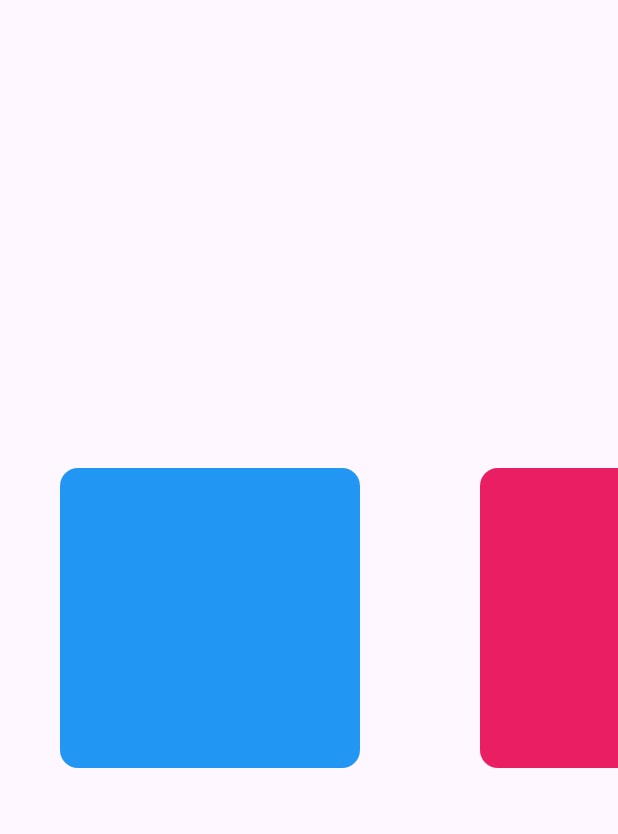
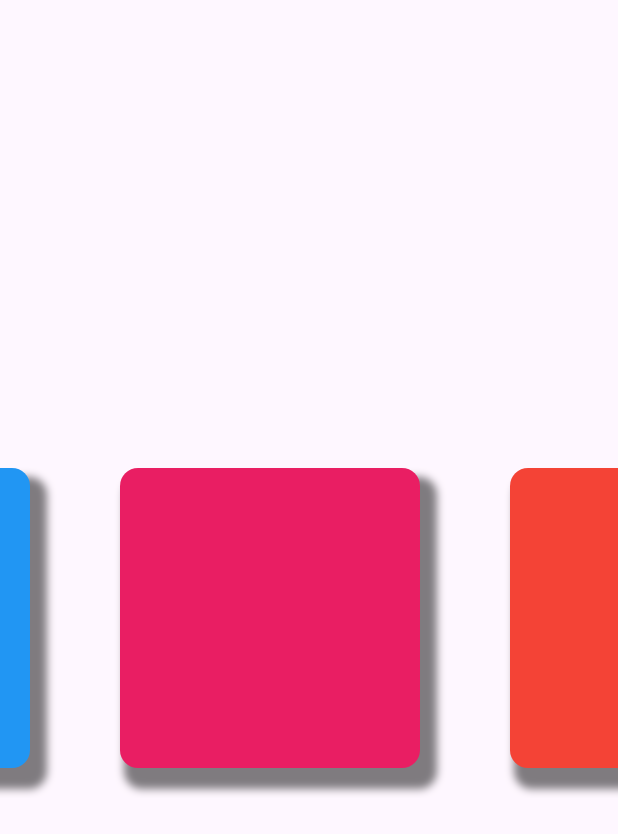
Before and after one commit to AhmadHassan0040/forms_design, a Flutter app: the screen it shows after launch, on a phone screen of 412 x 824 dp. Shown: the top 834 px of the screen. Run offline on Flutter 3.47's test engine with Material 3 defaults, Android fonts, the light colour scheme and no system bars.

Commit message:
Second Code Variation

```diff
--- a/lib/Forms.dart
+++ b/lib/Forms.dart
@@ -15,7 +15,7 @@ class _FormsDesignState extends State<FormsDesign> {
     super.initState();
     WidgetsBinding.instance.addPostFrameCallback((_) {
       // Scroll to the third container (index 2)
-      initScroll.jumpTo(320.0); // Adjust the offset as needed
+      initScroll.jumpTo(520.0); // Adjust the offset as needed
     });
   }
 
@@ -38,57 +38,122 @@ class _FormsDesignState extends State<FormsDesign> {
               child: Row(
                 children: [
                   SizedBox(
-                    width: 80,
+                    width: 60,
                   ),
-                  Container(
+                  Padding(
+                    padding: const EdgeInsets.all(20.0),
+                    child: Container(
                       width: 200,
                       height: 200,
                       decoration: BoxDecoration(
                         borderRadius: BorderRadius.circular(12),
-                        color: Colors.black),
+                        color: Colors.black,
+                        boxShadow: [
+                          BoxShadow(
+                            color:
+                                Colors.black.withOpacity(0.5), // Shadow color
+                            spreadRadius: 4, // Shadow spread radius
+                            blurRadius: 4, // Shadow blur radius
+                            offset: Offset(7, 10), // Shadow offset
+                          ),
+                        ],
+                      ),
+                    ),
                   ),
                   SizedBox(
-                    width: 80,
+                    width: 20,
                   ),
-                  Container(
+                  Padding(
+                    padding: const EdgeInsets.all(20.0),
+                    child: Container(
                       width: 200,
                       height: 200,
                       decoration: BoxDecoration(
                         borderRadius: BorderRadius.circular(12),
-                        color: Colors.blue),
+                        color: Colors.blue,
+                        boxShadow: [
+                          BoxShadow(
+                            color:
+                                Colors.black.withOpacity(0.5), // Shadow color
+                            spreadRadius: 4, // Shadow spread radius
+                            blurRadius: 4, // Shadow blur radius
+                            offset: Offset(7, 10), // Shadow offset
+                          ),
+                        ],
+                      ),
+                    ),
                   ),
                   SizedBox(
-                    width: 80,
+                    width: 20,
                   ),
-                  Container(
+                  Padding(
+                    padding: const EdgeInsets.all(20.0),
+                    child: Container(
                       width: 200,
                       height: 200,
                       decoration: BoxDecoration(
                         borderRadius: BorderRadius.circular(12),
-                        color: Colors.pink),
+                        color: Colors.pink,
+                        boxShadow: [
+                          BoxShadow(
+                            color:
+                                Colors.black.withOpacity(0.5), // Shadow color
+                            spreadRadius: 4, // Shadow spread radius
+                            blurRadius: 4, // Shadow blur radius
+                            offset: Offset(7, 10), // Shadow offset
+                          ),
+                        ],
+                      ),
+                    ),
                   ),
                   SizedBox(
-                    width: 80,
+                    width: 20,
                   ),
-                  Container(
+                  Padding(
+                    padding: const EdgeInsets.all(20.0),
+                    child: Container(
                       width: 200,
                       height: 200,
                       decoration: BoxDecoration(
                         borderRadius: BorderRadius.circular(12),
-                        color: Colors.red),
+                        color: Colors.red,
+                        boxShadow: [
+                          BoxShadow(
+                            color:
+                                Colors.black.withOpacity(0.5), // Shadow color
+                            spreadRadius: 4, // Shadow spread radius
+                            blurRadius: 4, // Shadow blur radius
+                            offset: Offset(7, 10), // Shadow offset
+                          ),
+                        ],
+                      ),
+                    ),
                   ),
                   SizedBox(
-                    width: 80,
+                    width: 20,
                   ),
-                  Container(
+                  Padding(
+                    padding: const EdgeInsets.all(20.0),
+                    child: Container(
                       width: 200,
                       height: 200,
                       decoration: BoxDecoration(
                         borderRadius: BorderRadius.circular(12),
-                        color: Colors.yellow),
+                        color: Colors.yellow,
+                        boxShadow: [
+                          BoxShadow(
+                            color:
+                                Colors.black.withOpacity(0.5), // Shadow color
+                            spreadRadius: 4, // Shadow spread radius
+                            blurRadius: 4, // Shadow blur radius
+                            offset: Offset(7, 10), // Shadow offset
+                          ),
+                        ],
+                      ),
+                    ),
                   ),
                   SizedBox(
-                    width: 80,
+                    width: 60,
                   ),
                 ],
               ),
```
Lines whose indentation alone changed are shown as unchanged.
